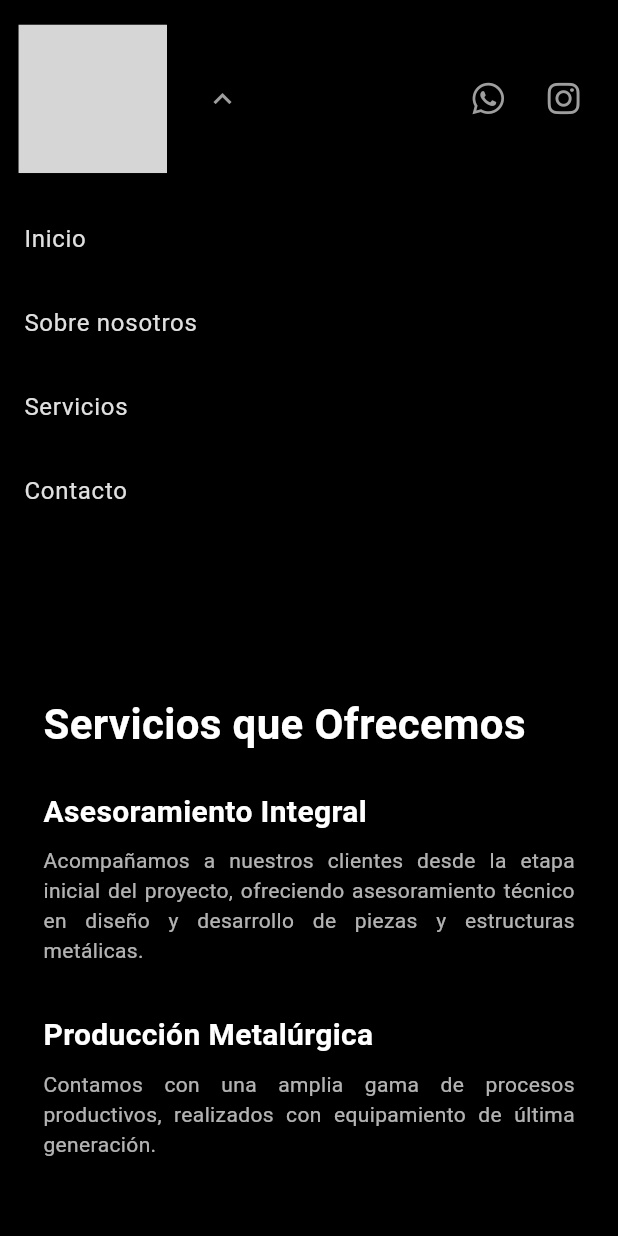
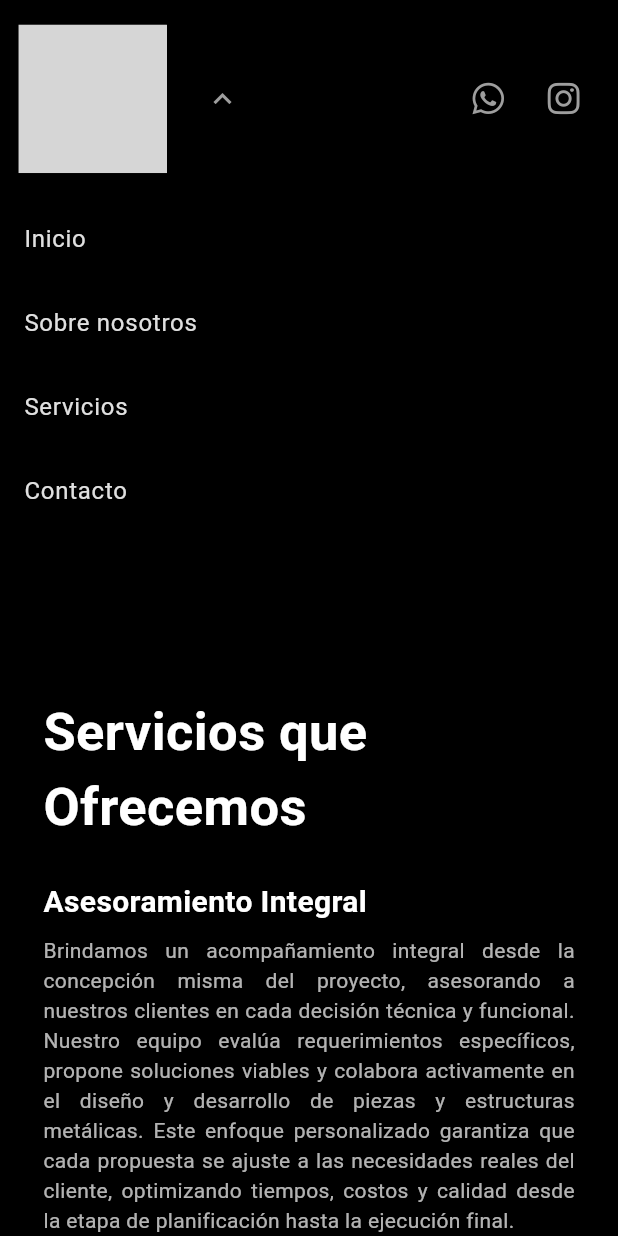
Before and after one commit to manu-180/metalwailers, a Flutter app: the ServiciosScreen screen opened by its route, after a tap on the "expand more" icon, on a phone screen of 412 x 824 dp. Run offline on Flutter 3.47's test engine with Material 3 defaults, Android fonts, the phone set to English and light mode, and no system bars; our stand-ins replace animate_do, flutter_svg, font_awesome_flutter, go_router; grey boxes are pictures that could not be loaded.

Commit message:
servicios

```diff
--- a/lib/widgets/animated_info_card.dart
+++ b/lib/widgets/animated_info_card.dart
@@ -255,14 +255,7 @@ class _AnimatedCardConImagenState extends State<AnimatedCardConImagen>
                         child: Text(widget.title),
                       ),
                     ),
-                    GestureDetector(
-                      onTap: _toggleExpand,
-                      child: AnimatedRotation(
-                        turns: _expandida ? 0.5 : 0,
-                        duration: const Duration(milliseconds: 300),
-                        child: const Icon(Icons.keyboard_arrow_down, color: Colors.white),
-                      ),
-                    ),
+
                   ],
                 ),
                 const SizedBox(height: 12),
--- a/lib/widgets/intro_servicios_animado.dart
+++ b/lib/widgets/intro_servicios_animado.dart
@@ -61,7 +61,7 @@ class _IntroServiciosAnimadoState extends State<IntroServiciosAnimado> with Tick
             opacity: _fade1,
             child: const Text(
               "Servicios que Ofrecemos",
-              style: TextStyle(fontSize: 28, fontWeight: FontWeight.bold, color: Colors.white),
+              style: TextStyle(fontSize: 35, fontWeight: FontWeight.bold, color: Colors.white),
             ),
           ),
         ),
@@ -79,7 +79,7 @@ class _IntroServiciosAnimadoState extends State<IntroServiciosAnimado> with Tick
                 ),
                 SizedBox(height: 8),
                 Text(
-                  "Acompañamos a nuestros clientes desde la etapa inicial del proyecto, ofreciendo asesoramiento técnico en diseño y desarrollo de piezas y estructuras metálicas.",
+                  "Brindamos un acompañamiento integral desde la concepción misma del proyecto, asesorando a nuestros clientes en cada decisión técnica y funcional. Nuestro equipo evalúa requerimientos específicos, propone soluciones viables y colabora activamente en el diseño y desarrollo de piezas y estructuras metálicas. Este enfoque personalizado garantiza que cada propuesta se ajuste a las necesidades reales del cliente, optimizando tiempos, costos y calidad desde la etapa de planificación hasta la ejecución final.",
                   style: TextStyle(color: Colors.white70),
                   textAlign: TextAlign.justify,
                 ),
```
